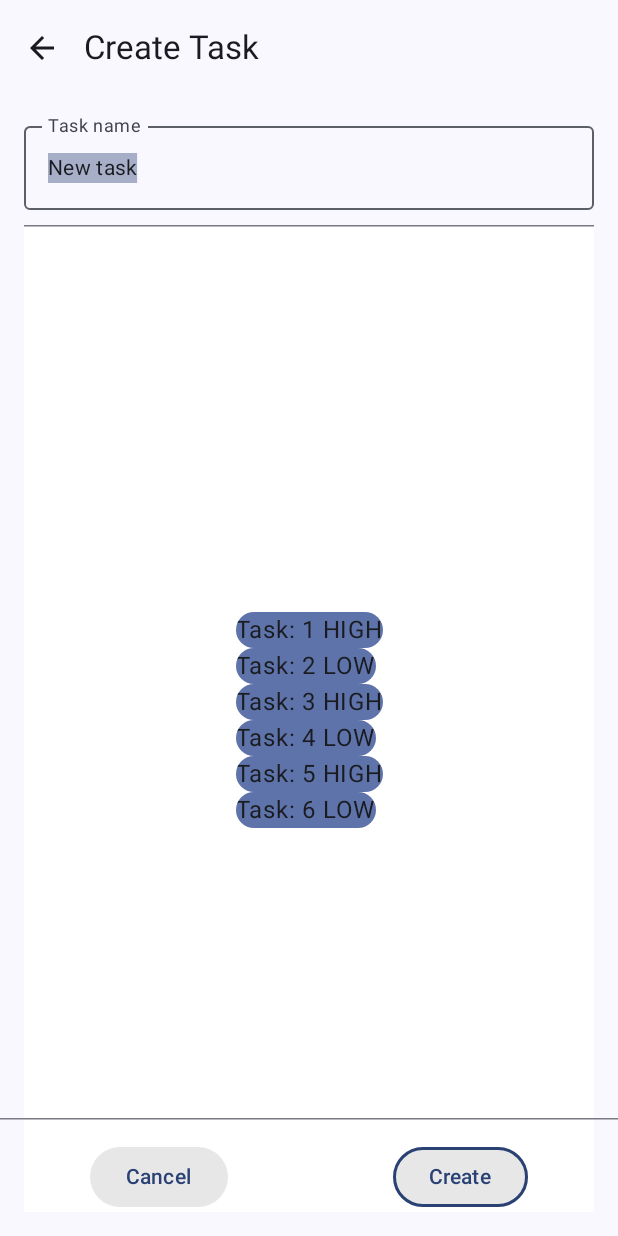
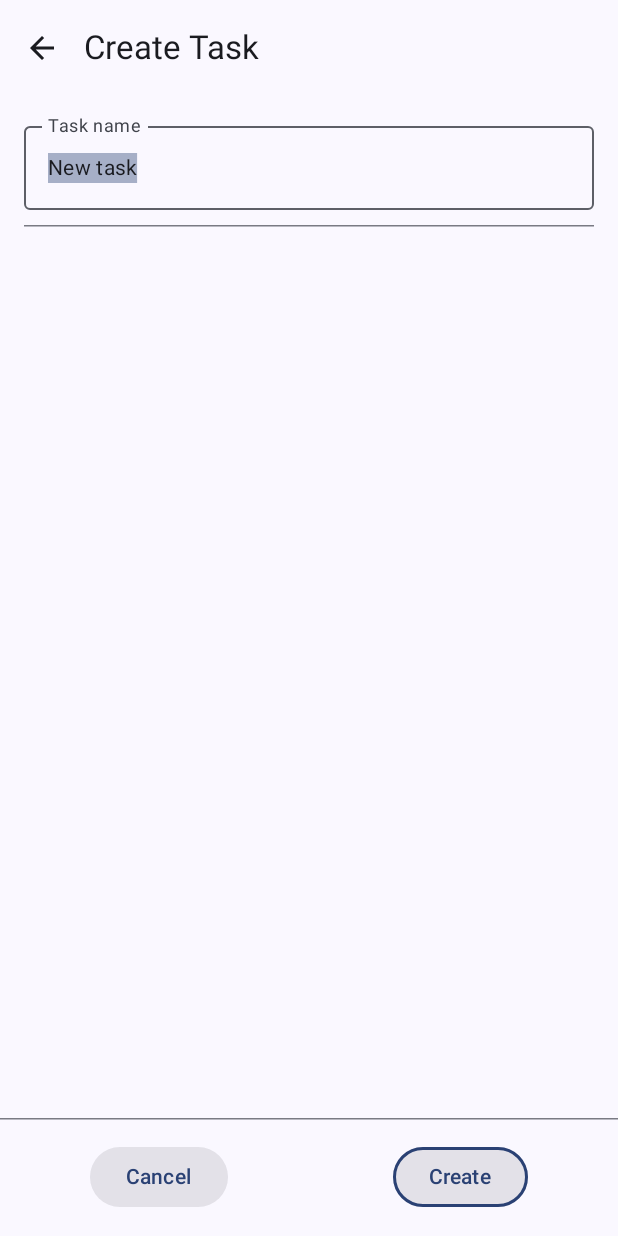
Before and after one commit to Gruppe-10-DTU/TODOAPP, an Android app built with Jetpack Compose: the composable CreateTaskContent shown on its own in the app's theme, on a phone screen of 412 x 824 dp. Run offline under Robolectric (Android 15) with nearby library versions, the phone set to English and light mode, and no system bars.

Commit message:
Changed colors for theme

```diff
--- a/app/src/main/java/com/gruppe11/todoApp/MainActivity.kt
+++ b/app/src/main/java/com/gruppe11/todoApp/MainActivity.kt
@@ -1,16 +1,18 @@
 package com.gruppe11.todoApp
 
-import android.content.Intent
 import android.os.Bundle
 import androidx.activity.compose.setContent
 import androidx.appcompat.app.AppCompatActivity
 import com.gruppe11.todoApp.ui.screens.ShowTaskList
+import com.gruppe11.todoApp.ui.theme.TODOAPPTheme
 
 class MainActivity : AppCompatActivity() {
     override fun onCreate(savedInstanceState: Bundle?) {
         super.onCreate(savedInstanceState)
         setContent {
-            ShowTaskList()
+            TODOAPPTheme {
+                ShowTaskList()
+            }
         }
     }
 }
--- a/app/src/main/java/com/gruppe11/todoApp/ui/screens/CreateTaskPage.kt
+++ b/app/src/main/java/com/gruppe11/todoApp/ui/screens/CreateTaskPage.kt
@@ -5,11 +5,7 @@ import android.os.Bundle
 import androidx.activity.ComponentActivity
 import androidx.activity.compose.setContent
 import androidx.compose.foundation.BorderStroke
-import androidx.compose.foundation.background
 import androidx.compose.foundation.layout.*
-import androidx.compose.foundation.lazy.LazyColumn
-import androidx.compose.foundation.lazy.items
-import androidx.compose.foundation.shape.RoundedCornerShape
 import androidx.compose.foundation.text.KeyboardOptions
 import androidx.compose.material.icons.*
 import androidx.compose.material.icons.automirrored.filled.ArrowBack
@@ -29,8 +25,6 @@ import androidx.compose.runtime.*
 import androidx.compose.runtime.saveable.rememberSaveable
 import androidx.compose.ui.Alignment
 import androidx.compose.ui.Modifier
-import androidx.compose.ui.draw.clip
-import androidx.compose.ui.graphics.Color
 import androidx.compose.ui.text.TextRange
 import androidx.compose.ui.text.input.ImeAction
 import androidx.compose.ui.text.input.KeyboardType
@@ -153,26 +147,10 @@ fun CreateTaskContent(
             )
             Spacer(modifier = Modifier.height(10.dp))
             HorizontalDivider(modifier = Modifier.fillMaxWidth())
-            Box(
-                modifier = Modifier
-                    .fillMaxSize()
-                    .background(Color.White)
-            ) {
-                LazyColumn(modifier = Modifier
-                    .align(Alignment.Center)
-                ) {
-                    items(viewModel.getTaskList()) { Task ->
-                        Text(text = "" + Task.title.toString() + " " + Task.priority.toString(),
-                            modifier = Modifier
-                                .clip(RoundedCornerShape(50.dp))
-                                .background(MaterialTheme.colorScheme.primaryContainer))
-                    }
-                }
-            }
+
         }
     }
 }
-
 @Preview(showBackground = true)
 @Composable
 fun CreateTaskPreview() {
--- a/app/src/main/java/com/gruppe11/todoApp/ui/theme/Color.kt
+++ b/app/src/main/java/com/gruppe11/todoApp/ui/theme/Color.kt
@@ -9,3 +9,9 @@ val Pink80 = Color(0xFFEFB8C8)
 val Purple40 = Color(0xFF6650a4)
 val PurpleGrey40 = Color(0xFF625b71)
 val Pink40 = Color(0xFF7D5260)
+
+val PrimaryLight = Color(106,165,183)
+val SecondaryLight = Color(193,229,231)
+val ItemBackground = Color(241,245,251)
+val BlueDarkSelect = Color(23,56,76)
+val RedLight = Color(245,131,142)
```
Also changed, not shown: app/src/main/java/com/gruppe11/todoApp/ui/screens/ShowTaskList.kt (+6 -1 lines), app/src/main/java/com/gruppe11/todoApp/ui/theme/Theme.kt (+5 -3 lines).
